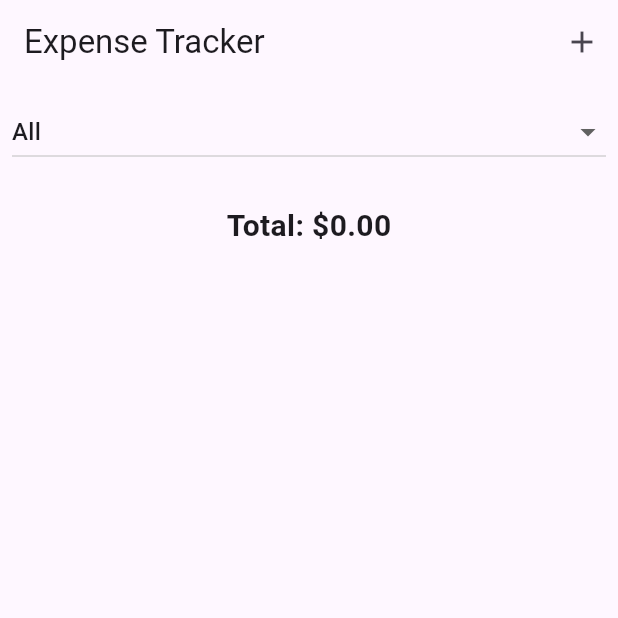
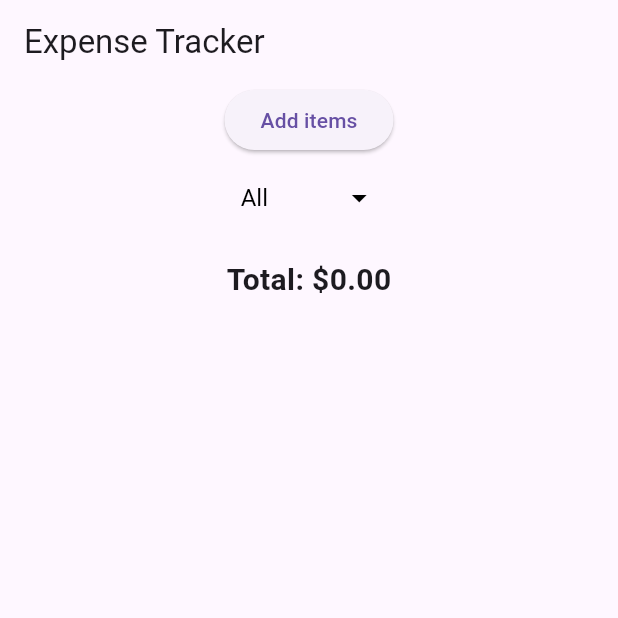
Before and after one commit to Sandhya1510/expense_tracker_flutter-provider-, a Flutter app: the screen it shows after launch, on a phone screen of 412 x 824 dp, the top half of it. Run offline on Flutter 3.47's test engine with Material 3 defaults, Android fonts, the phone set to English and light mode, and no system bars.

Commit message:
updated code

```diff
--- a/lib/screens/expense_list_screen.dart
+++ b/lib/screens/expense_list_screen.dart
@@ -63,20 +63,19 @@ class ExpenseListScreen extends StatelessWidget {
     return Scaffold(
       appBar: AppBar(
         title: Text('Expense Tracker'),
-        actions: [
-          IconButton(
-            icon: Icon(Icons.add),
-            onPressed: () {
-              Navigator.push(
-                context,
-                MaterialPageRoute(builder: (_) => AddExpenseScreen()),
-              );
-            },
-          )
-        ],
       ),
       body: Column(
         children: [
+          ElevatedButton(
+              onPressed: () {
+                Navigator.push(
+                  context,
+                  MaterialPageRoute(builder: (_) => AddExpenseScreen()),
+                );
+              },
+              child: Text("Add items")
+          ),
+          SizedBox(height: 4),
           CategoryFilter(),
           Padding(
             padding: const EdgeInsets.all(16.0),
@@ -85,6 +84,7 @@ class ExpenseListScreen extends StatelessWidget {
               style: TextStyle(fontSize: 20, fontWeight: FontWeight.bold),
             ),
           ),
+          SizedBox(height: 4),
           Expanded(
             child: ListView.builder(
               itemCount: expenseProvider.expenses.length,
--- a/lib/widgets/category_filter.dart
+++ b/lib/widgets/category_filter.dart
@@ -1,29 +1,72 @@
+// import 'package:flutter/material.dart';
+// import 'package:provider/provider.dart';
+// import '../providers/expense_provider.dart';
+//
+// class CategoryFilter extends StatelessWidget {
+//   final List<String> categories = ["All", "Food", "Travel", "Shopping"];
+//
+//   @override
+//   Widget build(BuildContext context) {
+//     final expenseProvider = Provider.of<ExpenseProvider>(context);
+//
+//     return Padding(
+//
+//       padding: const EdgeInsets.all(8.0),
+//       child: DropdownButton<String>(
+//         value: expenseProvider.selectedCategory,
+//         items: categories.map((category) {
+//           return DropdownMenuItem(
+//             value: category,
+//             child: Text(category),
+//           );
+//         }).toList(),
+//         onChanged: (value) {
+//           expenseProvider.setCategoryFilter(value!);
+//         },
+//         isExpanded: true,
+//         hint: Text("Select Category"),
+//       ),
+//     );
+//   }
+// }
+
+
 import 'package:flutter/material.dart';
 import 'package:provider/provider.dart';
 import '../providers/expense_provider.dart';
 
 class CategoryFilter extends StatelessWidget {
-  final List<String> categories = ["All", "Food", "Travel", "Shopping"];
+  final List<String> categories = ['All', 'Food', 'Travel', 'Shopping', 'Others'];
 
   @override
   Widget build(BuildContext context) {
     final expenseProvider = Provider.of<ExpenseProvider>(context);
 
-    return Padding(
-      padding: const EdgeInsets.all(8.0),
+    return Container(
+      decoration: BoxDecoration(
+        borderRadius: BorderRadius.circular(20),
+        color: Colors.pink[10],
+      ),
+      padding: EdgeInsets.symmetric(horizontal: 12),
       child: DropdownButton<String>(
         value: expenseProvider.selectedCategory,
+        onChanged: (newCategory) {
+          expenseProvider.setCategoryFilter(newCategory!);
+        },
         items: categories.map((category) {
           return DropdownMenuItem(
             value: category,
-            child: Text(category),
+            child: Text(
+              category,
+              style: TextStyle(color: Colors.black),
+            ),
           );
         }).toList(),
-        onChanged: (value) {
-          expenseProvider.setCategoryFilter(value!);
-        },
-        isExpanded: true,
-        hint: Text("Select Category"),
+        dropdownColor: Colors.white, // Dropdown menu color
+        underline: SizedBox(),  // Removes the underline
+        icon: Icon(Icons.arrow_drop_down, color: Colors.black),
+        style: TextStyle(fontSize: 16, color: Colors.black),  // Text style
+        isExpanded: false,  // Avoid stretching
       ),
     );
   }
```
Also changed, not shown: lib/widgets/expense_item.dart (+36 -11 lines).
